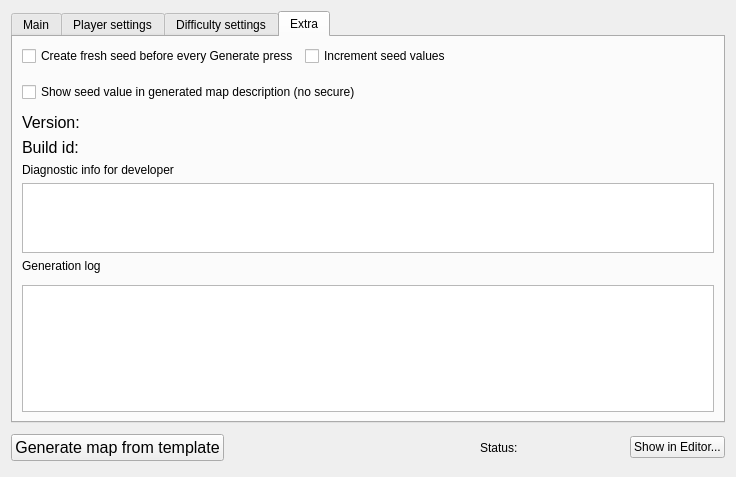
The window that src/App/MapToolUI/MapToolWindow.ui (mapron/FreeHeroes) describes before a commit, drawn with Qt 5.
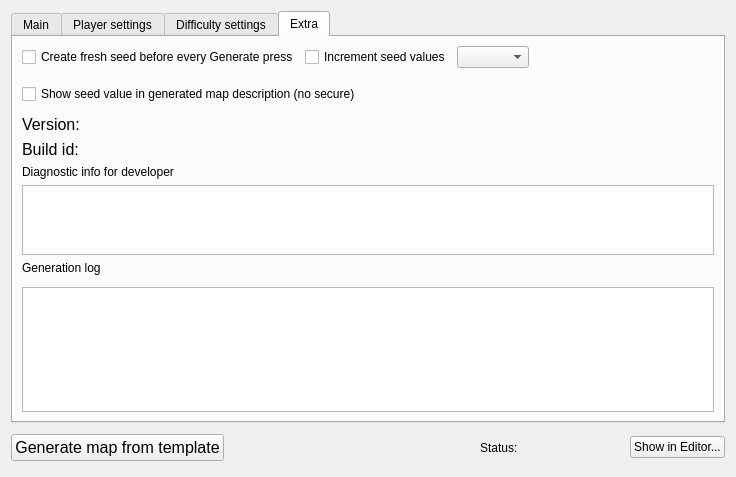
The same window after the commit. Custom widgets are drawn as their Qt base class.

Commit message: More debug option utilities. Added debug painter to UI.

The edit to the form file:
```diff
--- a/src/App/MapToolUI/MapToolWindow.ui
+++ b/src/App/MapToolUI/MapToolWindow.ui
@@ -498,6 +498,9 @@
            </property>
           </widget>
          </item>
+         <item>
+          <widget class="QComboBox" name="comboBoxStageDebug"/>
+         </item>
          <item>
           <spacer name="horizontalSpacer_4">
            <property name="orientation">
```
The commit also changes 8 other files.
